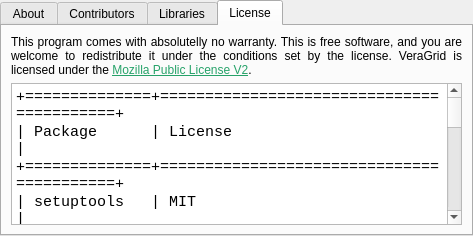
Before: the Qt Designer form src/VeraGrid/Gui/AboutDialogue/gui.ui in ramferan/VeraGrid, drawn with Qt 5.
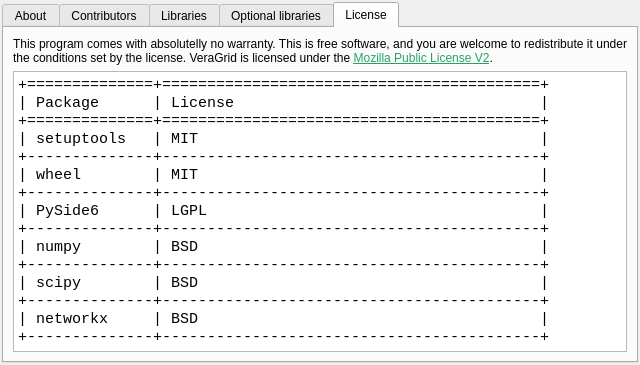
After: the same form once the commit is applied. The open tabs and pages were chosen to show the change. Icons and pictures are not drawn.

The edit to the form file:
```diff
--- a/src/VeraGrid/Gui/AboutDialogue/gui.ui
+++ b/src/VeraGrid/Gui/AboutDialogue/gui.ui
@@ -6,8 +6,8 @@
    <rect>
     <x>0</x>
     <y>0</y>
-    <width>473</width>
-    <height>236</height>
+    <width>640</width>
+    <height>365</height>
    </rect>
   </property>
   <property name="windowTitle">
@@ -19,16 +19,16 @@
   </property>
   <layout class="QVBoxLayout" name="verticalLayout_2">
    <property name="leftMargin">
-    <number>0</number>
+    <number>2</number>
    </property>
    <property name="topMargin">
-    <number>0</number>
+    <number>2</number>
    </property>
    <property name="rightMargin">
-    <number>0</number>
+    <number>2</number>
    </property>
    <property name="bottomMargin">
-    <number>0</number>
+    <number>2</number>
    </property>
    <item>
     <widget class="QTabWidget" name="tabWidget">
@@ -160,7 +160,7 @@
        </item>
       </layout>
      </widget>
-     <widget class="QWidget" name="tab_3">
+     <widget class="QWidget" name="tab_5">
       <attribute name="title">
        <string>Libraries</string>
       </attribute>
@@ -178,6 +178,36 @@
          </property>
         </widget>
        </item>
+       <item row="2" column="1" colspan="4">
+        <spacer name="horizontalSpacer">
+         <property name="orientation">
+          <enum>Qt::Orientation::Horizontal</enum>
+         </property>
+         <property name="sizeHint" stdset="0">
+          <size>
+           <width>40</width>
+           <height>20</height>
+          </size>
+         </property>
+        </spacer>
+       </item>
+       <item row="0" column="0" colspan="6">
+        <widget class="QTableWidget" name="allLibsTableWidget"/>
+       </item>
+       <item row="1" column="0" colspan="6">
+        <widget class="QLabel" name="updateLabel">
+         <property name="text">
+          <string/>
+         </property>
+        </widget>
+       </item>
+      </layout>
+     </widget>
+     <widget class="QWidget" name="tab_3">
+      <attribute name="title">
+       <string>Optional libraries</string>
+      </attribute>
+      <layout class="QGridLayout" name="gridLayout_2">
        <item row="0" column="0" colspan="2">
         <widget class="QTableWidget" name="librariesTableWidget"/>
        </item>
@@ -225,22 +255,22 @@
 hr { height: 1px; border-width: 0; }
 li.unchecked::marker { content: &quot;\2610&quot;; }
 li.checked::marker { content: &quot;\2612&quot;; }
-&lt;/style&gt;&lt;/head&gt;&lt;body style=&quot; font-family:'Cousine'; font-size:11pt; font-weight:400; font-style:normal;&quot;&gt;
-&lt;p style=&quot; margin-top:0px; margin-bottom:0px; margin-left:0px; margin-right:0px; -qt-block-indent:0; text-indent:0px;&quot;&gt;+==============+==========================================+&lt;/p&gt;
-&lt;p style=&quot; margin-top:0px; margin-bottom:0px; margin-left:0px; margin-right:0px; -qt-block-indent:0; text-indent:0px;&quot;&gt;| Package      | License                                  |&lt;/p&gt;
-&lt;p style=&quot; margin-top:0px; margin-bottom:0px; margin-left:0px; margin-right:0px; -qt-block-indent:0; text-indent:0px;&quot;&gt;+==============+==========================================+&lt;/p&gt;
-&lt;p style=&quot; margin-top:0px; margin-bottom:0px; margin-left:0px; margin-right:0px; -qt-block-indent:0; text-indent:0px;&quot;&gt;| setuptools   | MIT                                      |&lt;/p&gt;
-&lt;p style=&quot; margin-top:0px; margin-bottom:0px; margin-left:0px; margin-right:0px; -qt-block-indent:0; text-indent:0px;&quot;&gt;+--------------+------------------------------------------+&lt;/p&gt;
-&lt;p style=&quot; margin-top:0px; margin-bottom:0px; margin-left:0px; margin-right:0px; -qt-block-indent:0; text-indent:0px;&quot;&gt;| wheel        | MIT                                      |&lt;/p&gt;
-&lt;p style=&quot; margin-top:0px; margin-bottom:0px; margin-left:0px; margin-right:0px; -qt-block-indent:0; text-indent:0px;&quot;&gt;+--------------+------------------------------------------+&lt;/p&gt;
-&lt;p style=&quot; margin-top:0px; margin-bottom:0px; margin-left:0px; margin-right:0px; -qt-block-indent:0; text-indent:0px;&quot;&gt;| PySide6      | LGPL                                     |&lt;/p&gt;
-&lt;p style=&quot; margin-top:0px; margin-bottom:0px; margin-left:0px; margin-right:0px; -qt-block-indent:0; text-indent:0px;&quot;&gt;+--------------+------------------------------------------+&lt;/p&gt;
-&lt;p style=&quot; margin-top:0px; margin-bottom:0px; margin-left:0px; margin-right:0px; -qt-block-indent:0; text-indent:0px;&quot;&gt;| numpy        | BSD                                      |&lt;/p&gt;
-&lt;p style=&quot; margin-top:0px; margin-bottom:0px; margin-left:0px; margin-right:0px; -qt-block-indent:0; text-indent:0px;&quot;&gt;+--------------+------------------------------------------+&lt;/p&gt;
-&lt;p style=&quot; margin-top:0px; margin-bottom:0px; margin-left:0px; margin-right:0px; -qt-block-indent:0; text-indent:0px;&quot;&gt;| scipy        | BSD                                      |&lt;/p&gt;
-&lt;p style=&quot; margin-top:0px; margin-bottom:0px; margin-left:0px; margin-right:0px; -qt-block-indent:0; text-indent:0px;&quot;&gt;+--------------+------------------------------------------+&lt;/p&gt;
-&lt;p style=&quot; margin-top:0px; margin-bottom:0px; margin-left:0px; margin-right:0px; -qt-block-indent:0; text-indent:0px;&quot;&gt;| networkx     | BSD                                      |&lt;/p&gt;
-&lt;p style=&quot; margin-top:0px; margin-bottom:0px; margin-left:0px; margin-right:0px; -qt-block-indent:0; text-indent:0px;&quot;&gt;+--------------+------------------------------------------+&lt;/p&gt;&lt;/body&gt;&lt;/html&gt;</string>
+&lt;/style&gt;&lt;/head&gt;&lt;body style=&quot; font-family:'Cousine'; font-size:13pt; font-weight:400; font-style:normal;&quot;&gt;
+&lt;p style=&quot; margin-top:0px; margin-bottom:0px; margin-left:0px; margin-right:0px; -qt-block-indent:0; text-indent:0px;&quot;&gt;&lt;span style=&quot; font-size:11pt;&quot;&gt;+==============+==========================================+&lt;/span&gt;&lt;/p&gt;
+&lt;p style=&quot; margin-top:0px; margin-bottom:0px; margin-left:0px; margin-right:0px; -qt-block-indent:0; text-indent:0px;&quot;&gt;&lt;span style=&quot; font-size:11pt;&quot;&gt;| Package      | License                                  |&lt;/span&gt;&lt;/p&gt;
+&lt;p style=&quot; margin-top:0px; margin-bottom:0px; margin-left:0px; margin-right:0px; -qt-block-indent:0; text-indent:0px;&quot;&gt;&lt;span style=&quot; font-size:11pt;&quot;&gt;+==============+==========================================+&lt;/span&gt;&lt;/p&gt;
+&lt;p style=&quot; margin-top:0px; margin-bottom:0px; margin-left:0px; margin-right:0px; -qt-block-indent:0; text-indent:0px;&quot;&gt;&lt;span style=&quot; font-size:11pt;&quot;&gt;| setuptools   | MIT                                      |&lt;/span&gt;&lt;/p&gt;
+&lt;p style=&quot; margin-top:0px; margin-bottom:0px; margin-left:0px; margin-right:0px; -qt-block-indent:0; text-indent:0px;&quot;&gt;&lt;span style=&quot; font-size:11pt;&quot;&gt;+--------------+------------------------------------------+&lt;/span&gt;&lt;/p&gt;
+&lt;p style=&quot; margin-top:0px; margin-bottom:0px; margin-left:0px; margin-right:0px; -qt-block-indent:0; text-indent:0px;&quot;&gt;&lt;span style=&quot; font-size:11pt;&quot;&gt;| wheel        | MIT                                      |&lt;/span&gt;&lt;/p&gt;
+&lt;p style=&quot; margin-top:0px; margin-bottom:0px; margin-left:0px; margin-right:0px; -qt-block-indent:0; text-indent:0px;&quot;&gt;&lt;span style=&quot; font-size:11pt;&quot;&gt;+--------------+------------------------------------------+&lt;/span&gt;&lt;/p&gt;
+&lt;p style=&quot; margin-top:0px; margin-bottom:0px; margin-left:0px; margin-right:0px; -qt-block-indent:0; text-indent:0px;&quot;&gt;&lt;span style=&quot; font-size:11pt;&quot;&gt;| PySide6      | LGPL                                     |&lt;/span&gt;&lt;/p&gt;
+&lt;p style=&quot; margin-top:0px; margin-bottom:0px; margin-left:0px; margin-right:0px; -qt-block-indent:0; text-indent:0px;&quot;&gt;&lt;span style=&quot; font-size:11pt;&quot;&gt;+--------------+------------------------------------------+&lt;/span&gt;&lt;/p&gt;
+&lt;p style=&quot; margin-top:0px; margin-bottom:0px; margin-left:0px; margin-right:0px; -qt-block-indent:0; text-indent:0px;&quot;&gt;&lt;span style=&quot; font-size:11pt;&quot;&gt;| numpy        | BSD                                      |&lt;/span&gt;&lt;/p&gt;
+&lt;p style=&quot; margin-top:0px; margin-bottom:0px; margin-left:0px; margin-right:0px; -qt-block-indent:0; text-indent:0px;&quot;&gt;&lt;span style=&quot; font-size:11pt;&quot;&gt;+--------------+------------------------------------------+&lt;/span&gt;&lt;/p&gt;
+&lt;p style=&quot; margin-top:0px; margin-bottom:0px; margin-left:0px; margin-right:0px; -qt-block-indent:0; text-indent:0px;&quot;&gt;&lt;span style=&quot; font-size:11pt;&quot;&gt;| scipy        | BSD                                      |&lt;/span&gt;&lt;/p&gt;
+&lt;p style=&quot; margin-top:0px; margin-bottom:0px; margin-left:0px; margin-right:0px; -qt-block-indent:0; text-indent:0px;&quot;&gt;&lt;span style=&quot; font-size:11pt;&quot;&gt;+--------------+------------------------------------------+&lt;/span&gt;&lt;/p&gt;
+&lt;p style=&quot; margin-top:0px; margin-bottom:0px; margin-left:0px; margin-right:0px; -qt-block-indent:0; text-indent:0px;&quot;&gt;&lt;span style=&quot; font-size:11pt;&quot;&gt;| networkx     | BSD                                      |&lt;/span&gt;&lt;/p&gt;
+&lt;p style=&quot; margin-top:0px; margin-bottom:0px; margin-left:0px; margin-right:0px; -qt-block-indent:0; text-indent:0px;&quot;&gt;&lt;span style=&quot; font-size:11pt;&quot;&gt;+--------------+------------------------------------------+&lt;/span&gt;&lt;/p&gt;&lt;/body&gt;&lt;/html&gt;</string>
          </property>
          <property name="textInteractionFlags">
           <set>Qt::LinksAccessibleByKeyboard|Qt::LinksAccessibleByMouse|Qt::TextBrowserInteraction|Qt::TextSelectableByKeyboard|Qt::TextSelectableByMouse</set>
```
Left out of the diff: 42 changed lines with no effect on the pictures.
